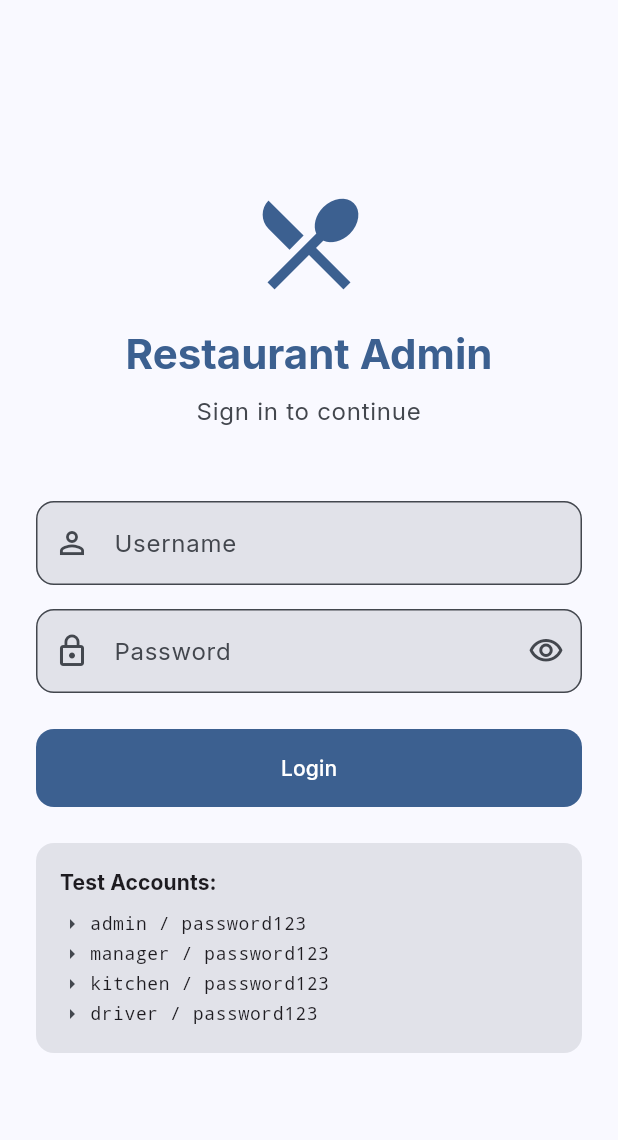
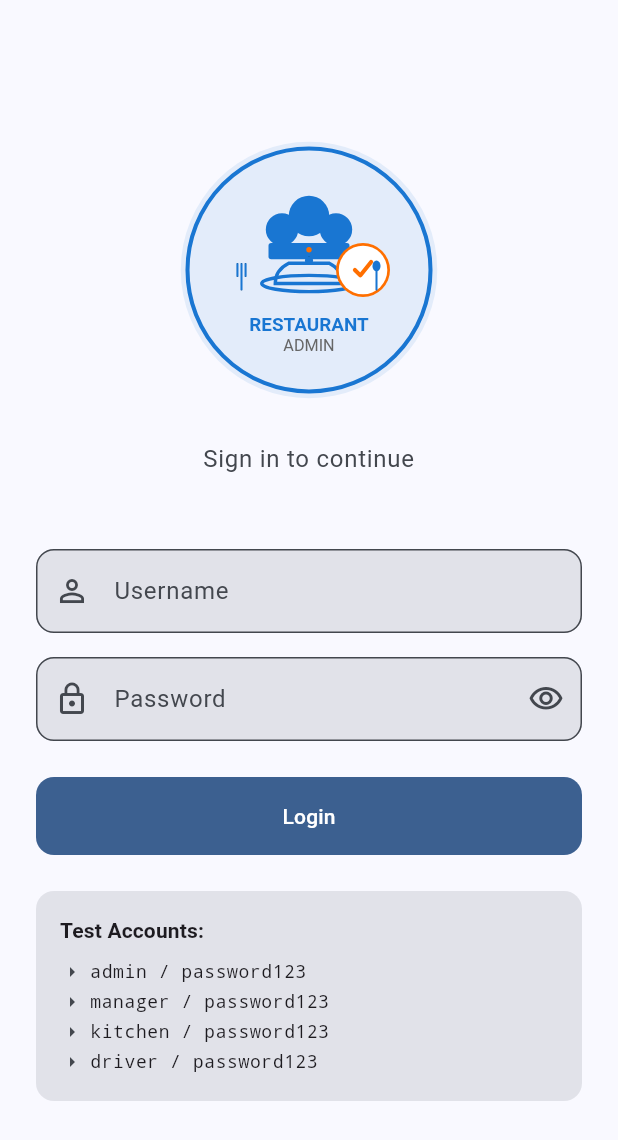
Before and after one commit to HovX01/restaurant-admin-flutter, a Flutter app: the screen it shows after launch, on a phone screen of 412 x 824 dp. Shown: the top 1140 px of the screen. Run offline on Flutter 3.47's test engine with Material 3 defaults, Android fonts, the phone set to English and light mode, and no system bars; our stand-ins replace cached_network_image, dio, equatable, flutter_secure_storage, flutter_svg, google_fonts and 1 more; missing offline and left inert: stomp_dart_client; accounts and stored records are empty.

Commit message:
feat: Add Geist Mono font and restaurant admin logos
This commit adds modern branding and typography to the app:

**Typography:**
- Updated app theme to use Geist Mono font (via Google Fonts)
- Applied to both light and dark themes for consistent typography
- Geist Mono provides a modern, technical aesthetic perfect for admin apps

**Logos & Branding:**
- Created main circular logo (logo.svg) - 200x200px
  * Features: Chef hat, cloche dome, admin badge
  * Color scheme: Primary blue #1976D2, accent orange #FF6F00

- Created app icon logo (logo_icon.svg) - 120x120px
  * Simplified version optimized for small sizes
  * Ready for app launcher icon generation

- Created horizontal logo (logo_horizontal.svg) - 320x100px
  * Includes "RESTAURANT ADMIN SYSTEM" text
  * Perfect for headers and wide displays

- Added comprehensive README with setup instructions

**Login Screen:**
- Updated to display the new SVG logo
- Removed generic restaurant icon
- Added flutter_svg import for SVG rendering

**App Icon Setup:**
- Added flutter_launcher_icons package configuration
- Configured adaptive icons with blue background
- Ready to generate with: `flutter pub run flutter_launcher_icons`

**Files Modified:**
- lib/presentation/theme/app_theme.dart - Geist Mono font
- lib/presentation/screens/login_screen.dart - Logo display
- pubspec.yaml - Added flutter_launcher_icons config

**Files Added:**
- assets/images/logo.svg
- assets/images/logo_icon.svg
- assets/images/logo_horizontal.svg
- assets/images/README.md

All logos are SVG format for crisp rendering at any size and easy editing.

```diff
--- a/lib/presentation/screens/login_screen.dart
+++ b/lib/presentation/screens/login_screen.dart
@@ -1,4 +1,5 @@
 import 'package:flutter/material.dart';
+import 'package:flutter_svg/flutter_svg.dart';
 import 'package:provider/provider.dart';
 import '../providers/auth_provider.dart';
 
@@ -52,24 +53,13 @@ class _LoginScreenState extends State<LoginScreen> {
                 mainAxisAlignment: MainAxisAlignment.center,
                 crossAxisAlignment: CrossAxisAlignment.stretch,
                 children: [
-                  // App Icon/Logo
-                  Icon(
-                    Icons.restaurant_menu,
-                    size: 80,
-                    color: Theme.of(context).colorScheme.primary,
+                  // App Logo
+                  SvgPicture.asset(
+                    'assets/images/logo.svg',
+                    width: 180,
+                    height: 180,
                   ),
-                  const SizedBox(height: 16),
-
-                  // App Title
-                  Text(
-                    'Restaurant Admin',
-                    style: Theme.of(context).textTheme.headlineMedium?.copyWith(
-                          fontWeight: FontWeight.bold,
-                          color: Theme.of(context).colorScheme.primary,
-                        ),
-                    textAlign: TextAlign.center,
-                  ),
-                  const SizedBox(height: 8),
+                  const SizedBox(height: 24),
 
                   // Subtitle
                   Text(
--- a/lib/presentation/theme/app_theme.dart
+++ b/lib/presentation/theme/app_theme.dart
@@ -21,7 +21,7 @@ class AppTheme {
     return ThemeData(
       useMaterial3: true,
       colorScheme: colorScheme,
-      textTheme: GoogleFonts.interTextTheme(),
+      textTheme: GoogleFonts.geistMonoTextTheme(),
 
       // AppBar theme
       appBarTheme: AppBarTheme(
@@ -106,7 +106,7 @@ class AppTheme {
     return ThemeData(
       useMaterial3: true,
       colorScheme: colorScheme,
-      textTheme: GoogleFonts.interTextTheme(ThemeData.dark().textTheme),
+      textTheme: GoogleFonts.geistMonoTextTheme(ThemeData.dark().textTheme),
 
       // AppBar theme
       appBarTheme: AppBarTheme(
```
Also changed, not shown: pubspec.yaml (+11 -0 lines), assets/images/logo.svg (added), assets/images/logo_horizontal.svg (added), assets/images/logo_icon.svg (added), 1 other file.
